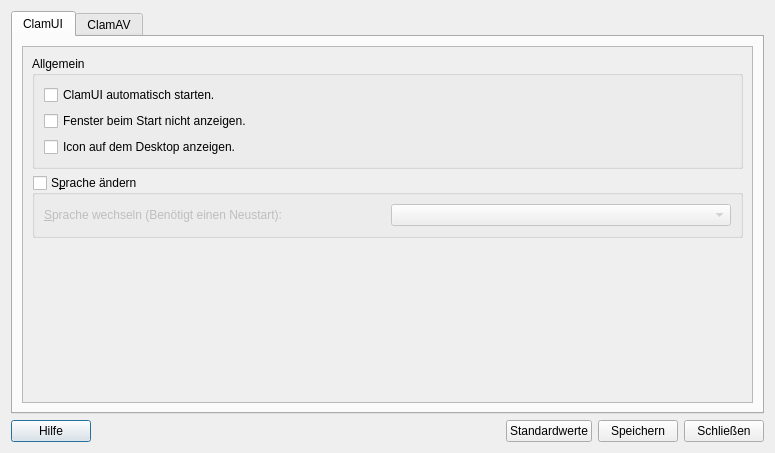
The window that ui/settings.ui (elgolondrino/clamui) describes before a commit, drawn with Qt 5.
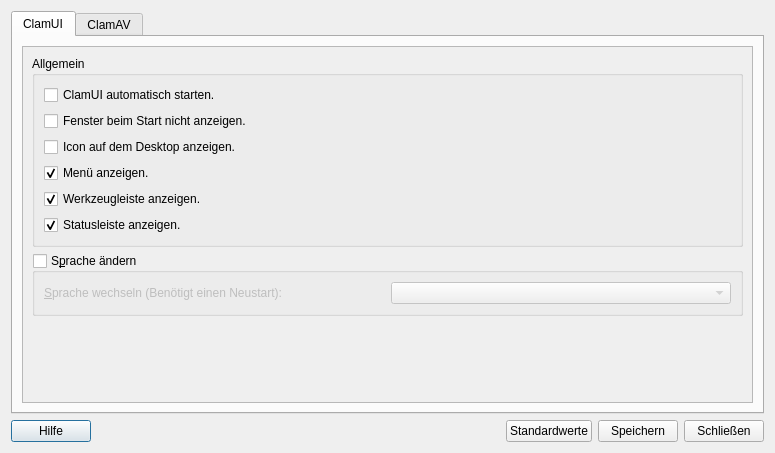
The same window after the commit. Icons and pictures are not drawn.

The edit to the form file:
```diff
--- a/ui/settings.ui
+++ b/ui/settings.ui
@@ -52,10 +52,16 @@
              <layout class="QVBoxLayout" name="verticalLayout_5">
               <item>
                <layout class="QGridLayout" name="gridLayout">
-                <item row="1" column="0">
-                 <widget class="QCheckBox" name="checkBox_HideWindow">
+                <item row="3" column="0">
+                 <widget class="QCheckBox" name="checkBox_MenuBar">
+                  <property name="toolTip">
+                   <string>Die Menüleiste ein- oder ausblenden.</string>
+                  </property>
                   <property name="text">
-                   <string>Fenster beim Start nicht anzeigen.</string>
+                   <string>Menü anzeigen.</string>
+                  </property>
+                  <property name="checked">
+                   <bool>true</bool>
                   </property>
                  </widget>
                 </item>
@@ -66,6 +72,13 @@
                   </property>
                  </widget>
                 </item>
+                <item row="1" column="0">
+                 <widget class="QCheckBox" name="checkBox_HideWindow">
+                  <property name="text">
+                   <string>Fenster beim Start nicht anzeigen.</string>
+                  </property>
+                 </widget>
+                </item>
                 <item row="2" column="0">
                  <widget class="QCheckBox" name="checkBox_IconOnDesktop">
                   <property name="text">
@@ -73,6 +86,32 @@
                   </property>
                  </widget>
                 </item>
+                <item row="4" column="0">
+                 <widget class="QCheckBox" name="checkBox_ToolBar">
+                  <property name="toolTip">
+                   <string>Die Werkzeugleiste ein- oder ausblenden.</string>
+                  </property>
+                  <property name="text">
+                   <string>Werkzeugleiste anzeigen.</string>
+                  </property>
+                  <property name="checked">
+                   <bool>true</bool>
+                  </property>
+                 </widget>
+                </item>
+                <item row="5" column="0">
+                 <widget class="QCheckBox" name="checkBox_StatusBar">
+                  <property name="toolTip">
+                   <string>Die Statusleiste ein- oder ausblenden.</string>
+                  </property>
+                  <property name="text">
+                   <string>Statusleiste anzeigen.</string>
+                  </property>
+                  <property name="checked">
+                   <bool>true</bool>
+                  </property>
+                 </widget>
+                </item>
                </layout>
               </item>
              </layout>
```
Left out of the diff: 17 changed lines with no effect on the pictures.
